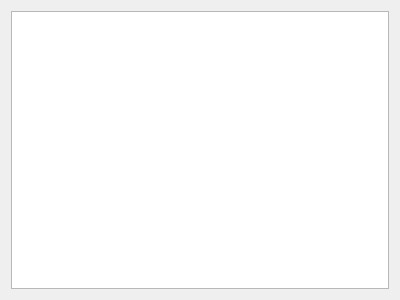
Qt form src/plugin/QtDemo/IconListDemo.ui (five6516/flySnailTool) before a commit.
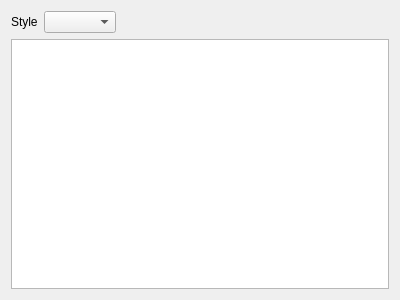
The same form after that commit.

```diff
--- a/src/plugin/QtDemo/IconListDemo.ui
+++ b/src/plugin/QtDemo/IconListDemo.ui
@@ -13,7 +13,34 @@
   <property name="windowTitle">
    <string>Form</string>
   </property>
-  <layout class="QHBoxLayout" name="horizontalLayout">
+  <layout class="QVBoxLayout" name="verticalLayout">
+   <item>
+    <layout class="QHBoxLayout" name="horizontalLayout">
+     <item>
+      <widget class="QLabel" name="label">
+       <property name="text">
+        <string>Style</string>
+       </property>
+      </widget>
+     </item>
+     <item>
+      <widget class="QComboBox" name="comboBox"/>
+     </item>
+     <item>
+      <spacer name="horizontalSpacer">
+       <property name="orientation">
+        <enum>Qt::Horizontal</enum>
+       </property>
+       <property name="sizeHint" stdset="0">
+        <size>
+         <width>40</width>
+         <height>20</height>
+        </size>
+       </property>
+      </spacer>
+     </item>
+    </layout>
+   </item>
    <item>
     <widget class="QListWidget" name="listWidget">
      <property name="viewMode">
```
